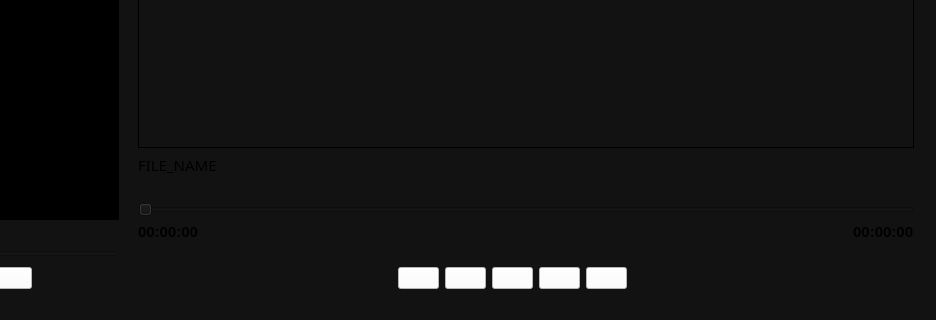
This is mainwindow.ui in VictorManuelLopezHenao/ProyectoFinal as Qt 5 draws it before an edit; both pictures show x 159 to 1095 and y 354 to 674 of the 1095 by 674 pixel window. The edited form follows.
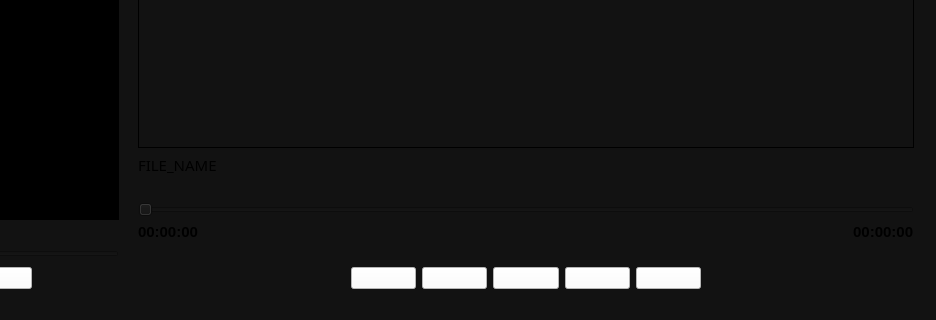
This is the edited form.

Commit message: La misma tavuel

The edit to the form file:
```diff
--- a/mainwindow.ui
+++ b/mainwindow.ui
@@ -261,7 +261,7 @@
                 <item>
                  <widget class="QLabel" name="ORG1_19">
                   <property name="text">
-                   <string>                               </string>
+                   <string/>
                   </property>
                  </widget>
                 </item>
@@ -289,7 +289,7 @@
                 <item>
                  <widget class="QLabel" name="ORG1_7">
                   <property name="text">
-                   <string>                                                 </string>
+                   <string/>
                   </property>
                  </widget>
                 </item>
@@ -348,7 +348,7 @@
                 <item>
                  <widget class="QLabel" name="ORG1">
                   <property name="text">
-                   <string>                                                </string>
+                   <string/>
                   </property>
                  </widget>
                 </item>
@@ -409,7 +409,8 @@
                 <item>
                  <widget class="QPushButton" name="pushButton_Fullscreen">
                   <property name="styleSheet">
-                   <string notr="true">background-color: rgb(255, 255, 255);</string>
+                   <string notr="true">background-color: rgb(255, 255, 255);
+color: rgb(23, 23, 23);</string>
                   </property>
                   <property name="text">
                    <string/>
@@ -433,7 +434,7 @@
                 <item>
                  <widget class="QLabel" name="ORG1_2">
                   <property name="text">
-                   <string>                                                        </string>
+                   <string/>
                   </property>
                  </widget>
                 </item>
```
The commit also changes 1 other file.
